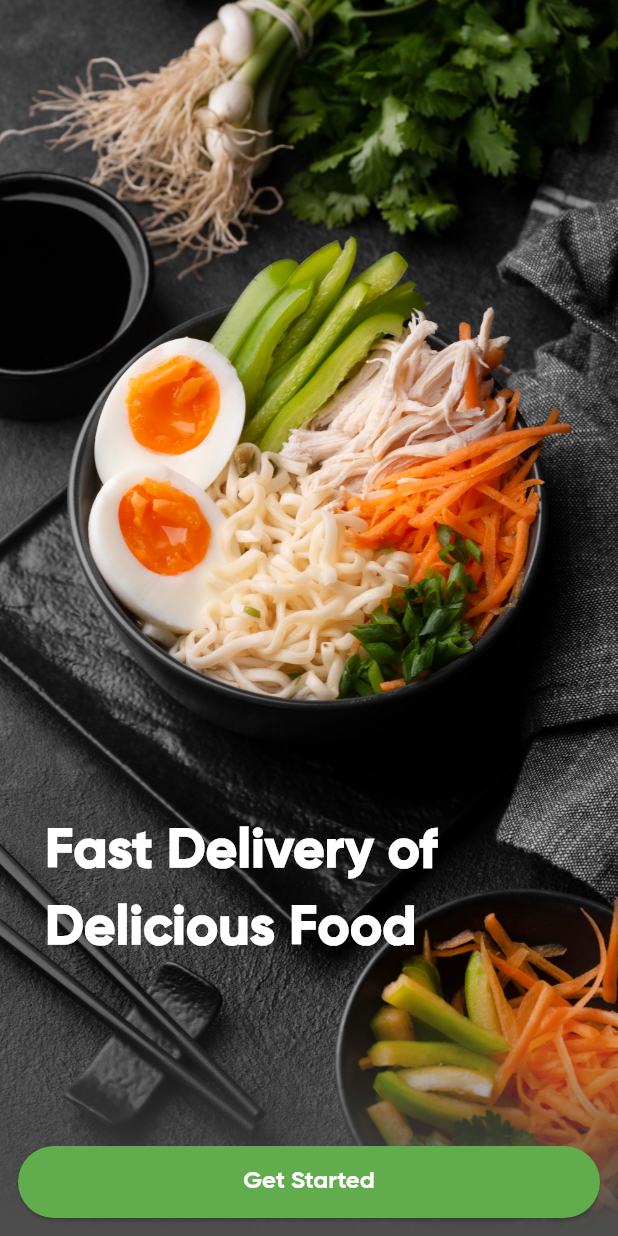
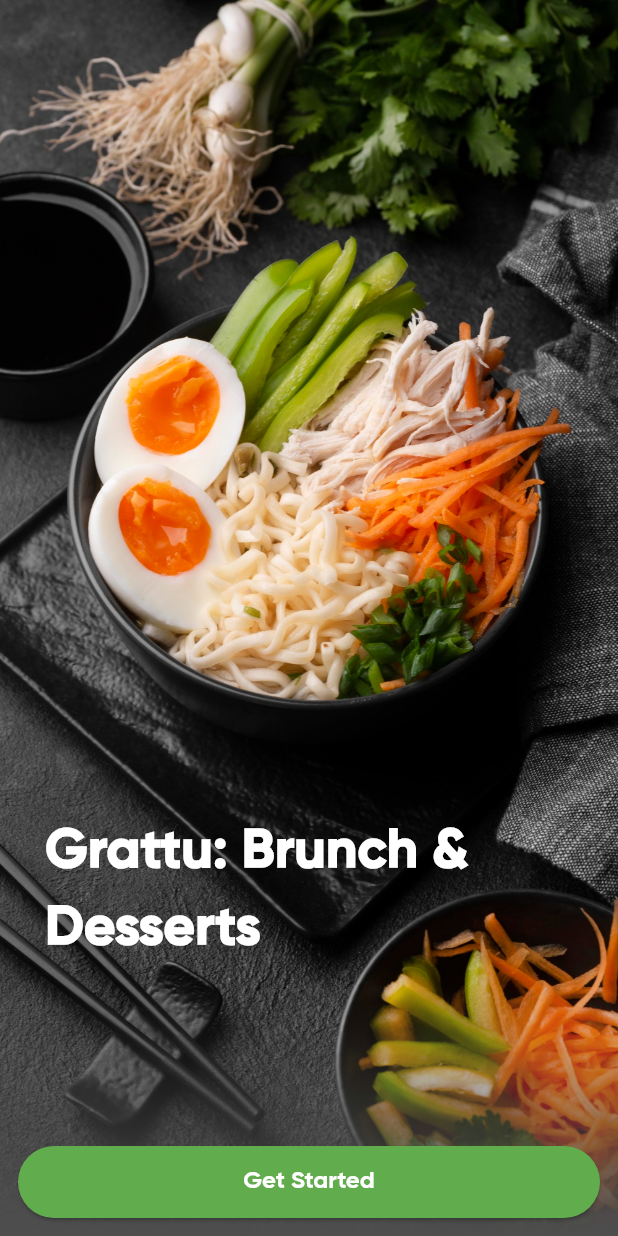
Before and after one commit to Carotp15/food_delivery, a Flutter app: the screen it shows after launch, on a phone screen of 412 x 824 dp. Run offline on Flutter 3.47's test engine with Material 3 defaults, Android fonts, the phone set to English and light mode, and no system bars; our stand-ins replace auto_size_text, flutter_dotenv, flutter_riverpod, flutter_svg, get, go_router.

```diff
--- a/lib/presentation/welcome/widgets/header_widget.dart
+++ b/lib/presentation/welcome/widgets/header_widget.dart
@@ -21,7 +21,7 @@ class HeaderWidget extends StatelessWidget {
                 padding: EdgeInsets.only(left: AppDimens.bodyMarginMedium),
                 child: const Center(
                   child: Text(
-                  'Fast Delivery of Delicious Food',
+                  'Grattu: Brunch & Desserts',
                   maxLines: 2,
                   style: AppTextStyles.largeWhite
                   ),
```
Also changed, not shown: lib/presentation/dashboard/dashboard_screen.dart (+11 -6 lines).
